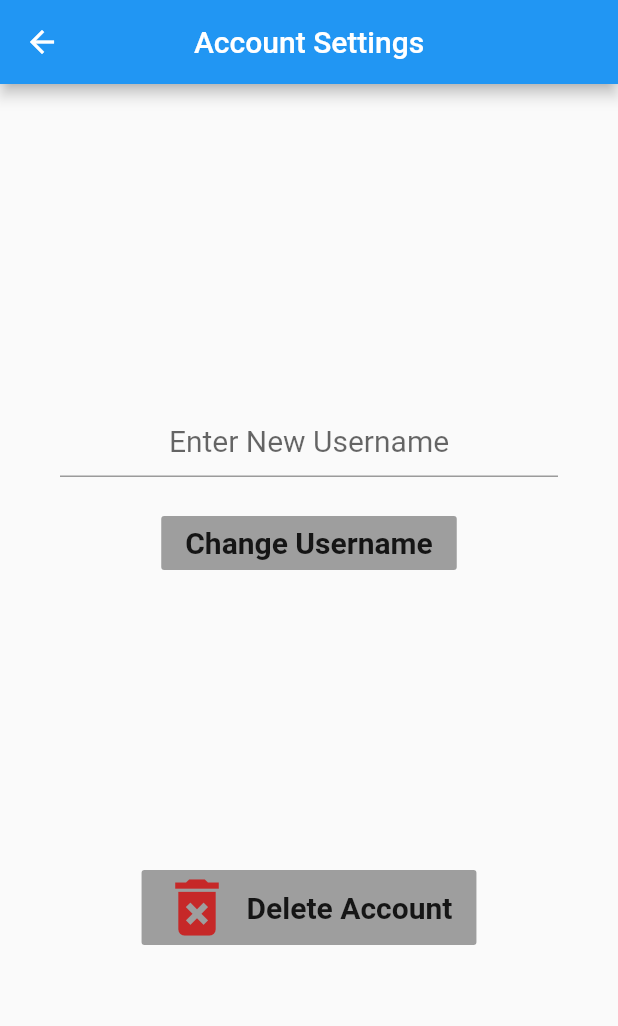
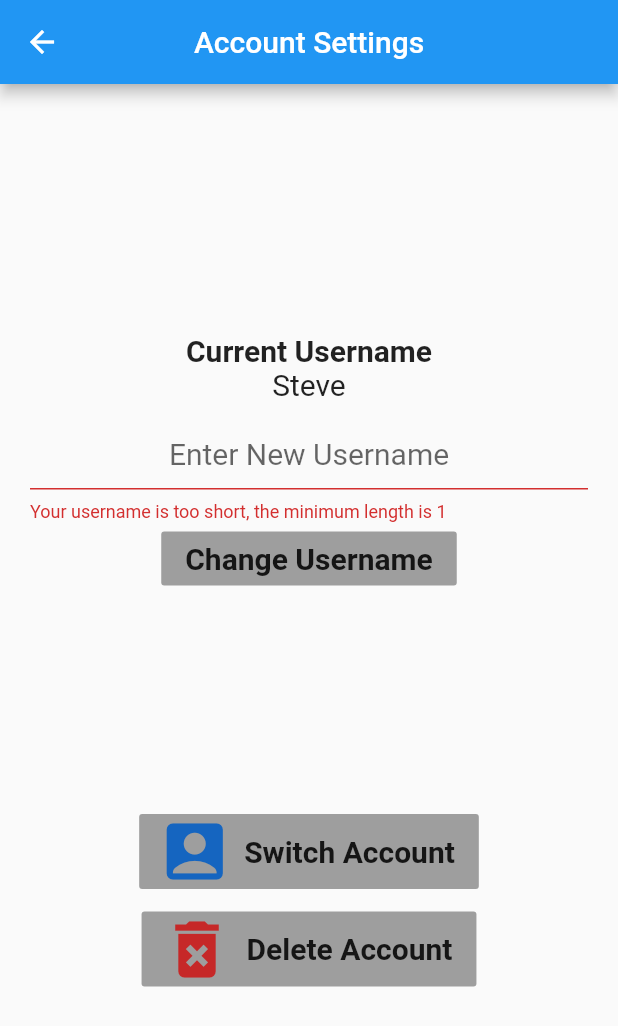
Before and after one commit to PearseM/Locato, a Flutter app: the AccountPage screen opened directly, after a tap on "Change Username", on a phone screen of 412 x 824 dp. Shown: the top 1026 px of the screen. Run offline on Flutter 3.47's test engine with Material 2 defaults, Android fonts, the phone set to English and light mode, and no system bars; our stand-ins replace rflutter_alert.

Commit message:
Add log out button, alerts for username change and current username display

```diff
--- a/lib/screens/account.dart
+++ b/lib/screens/account.dart
@@ -1,13 +1,15 @@
 import 'package:flutter/material.dart';
 import 'package:rflutter_alert/rflutter_alert.dart';
+
+const int userNameMin = 1;
+const int userNameMax = 100;
 
 class AccountPage extends StatelessWidget {
   @override
 
-  final TextEditingController fieldController = new TextEditingController();
-
   Widget build(BuildContext context) {
     return Scaffold(
+      resizeToAvoidBottomPadding: false,
       appBar: AppBar(
         title: Text("Account Settings"),
         centerTitle: true,
@@ -18,41 +20,32 @@ class AccountPage extends StatelessWidget {
           mainAxisAlignment: MainAxisAlignment.spaceEvenly,
           crossAxisAlignment: CrossAxisAlignment.center,
           children: <Widget>[
-            Container(
-              padding: EdgeInsets.all(20.0),
-              child: Column(
-                mainAxisAlignment: MainAxisAlignment.spaceEvenly,
+            MyUsernameForm(),
+            Wrap(
+              alignment: WrapAlignment.center,
+              runSpacing: 15.0,
               children: <Widget>[
-                  TextField(
-                    controller: fieldController,
-                    textAlign: TextAlign.center,
-                    style: TextStyle(
-                      fontSize: 20.0,
+                FlatButton.icon(
+                  onPressed: () {
+                    //PUT CODE FOR SIGNING OUT HERE
+
+
+                  },
+                  icon: Icon(
+                    Icons.account_box,
+                    size: 50.0,
+                    color: Colors.blue[800],
                   ),
-                    decoration: InputDecoration(
-                      hintText: "Enter New Username",
-                    ),
-                  ),
-                  Padding(
-                    padding: const EdgeInsets.fromLTRB(0, 20, 0, 0),
-                    child: FlatButton(
-                      onPressed: () {
-                        //PUT CODE HERE FOR CHANGING USERNAME
-                        fieldController.clear();
-                      },
-                      child: Text(
-                        "Change Username",
+                  color: Colors.grey,
+                  label: Text(
+                    "Switch Account",
                     style: TextStyle(
                       fontSize: 20.0,
                       fontWeight: FontWeight.bold,
                     ),
                   ),
-                      color: Colors.grey,
                 ),
-                  ),
-                ],
-              ),
-            ),
+                SizedBox(height: 15.0),
                 FlatButton.icon(
                   onPressed: () {
                     return Alert(
@@ -71,6 +64,8 @@ class AccountPage extends StatelessWidget {
                             color: Colors.red[800],
                             onPressed: () {
                               //PUT CODE FOR DELETING ACCOUNT HERE
+
+
                             },
                           ),
                           DialogButton(
@@ -103,7 +98,121 @@ class AccountPage extends StatelessWidget {
                 ),
               ],
             ),
+          ],
+        ),
       ),
     );
   }
 }
+
+class MyUsernameForm extends StatefulWidget {
+  @override
+  MyUsernameFormState createState() {
+    return MyUsernameFormState();
+  }
+}
+
+
+class MyUsernameFormState extends State<MyUsernameForm> {
+  final TextEditingController usernameController = new TextEditingController();
+  final formKey = GlobalKey<FormState>();
+  var currentUsername = "Steve";
+
+  @override
+  Widget build(BuildContext context) {
+    return Form(
+      key: formKey,
+      child: Column(
+        children: <Widget>[
+          Padding(
+            padding: const EdgeInsets.fromLTRB(0, 0, 0, 10.0),
+            child: Text.rich(
+              TextSpan(
+                children: <TextSpan>[
+                  TextSpan(text: "Current Username\n", style: TextStyle(fontWeight: FontWeight.bold, fontSize: 20.0)),
+                  TextSpan(text: currentUsername, style: TextStyle(fontSize: 20.0)),
+                ]
+              ),
+              textAlign: TextAlign.center,
+            ),
+          ),
+          TextFormField(
+            controller: usernameController,
+            textAlign: TextAlign.center,
+            style: TextStyle(
+              fontSize: 20.0,
+            ),
+            decoration: InputDecoration(
+              hintText: "Enter New Username",
+            ),
+            validator: (username) {
+              RegExp alphaNumRegEx = RegExp(r'^[a-zA-Z0-9]+$');
+
+              if (!alphaNumRegEx.hasMatch(username) && username.length > 0) {
+                return "You must have only alphanumeric characters in your username";
+              } if (username.length > userNameMax) {
+                return "Your username is too long, the maximum length is " + userNameMax.toString();
+              } if (username.length < userNameMin) {
+                return "Your username is too short, the minimum length is " + userNameMin.toString();
+              }
+              return null;
+            }
+          ),
+          FlatButton(
+              onPressed: () {
+                if (formKey.currentState.validate()) {
+                  var username = usernameController.text;
+                  usernameController.clear();
+                  FocusScope.of(context).unfocus();
+
+                  return Alert(
+                      context: context,
+                      title: "WARNING: CHANGE USERNAME",
+                      desc: "Are you sure you want to change your username to \"" + username + "\"?",
+                      buttons: [
+                        DialogButton(
+                          child: Text(
+                            "Change",
+                            style: TextStyle(
+                              fontSize: 20,
+                              fontWeight: FontWeight.bold,
+                            ),
+                          ),
+                          color: Colors.red[800],
+                          onPressed: () {
+                            //PUT CODE FOR CHANGING USERNAME HERE
+
+
+                            currentUsername = username;
+                          },
+                        ),
+                        DialogButton(
+                          child: Text(
+                            "Cancel",
+                            style: TextStyle(
+                              fontSize: 20,
+                            ),
+                          ),
+                          onPressed: () {
+                            Navigator.pop(context);
+                          },
+                        ),
+                      ]
+                  ).show();
+                }
+                return null;
+              },
+              child: Text(
+                "Change Username",
+                style: TextStyle(
+                  fontSize: 20.0,
+                  fontWeight: FontWeight.bold,
+                ),
+              ),
+              color: Colors.grey,
+            ),
+        ]
+      )
+    );
+  }
+}
```
Lines whose indentation alone changed are shown as unchanged.
